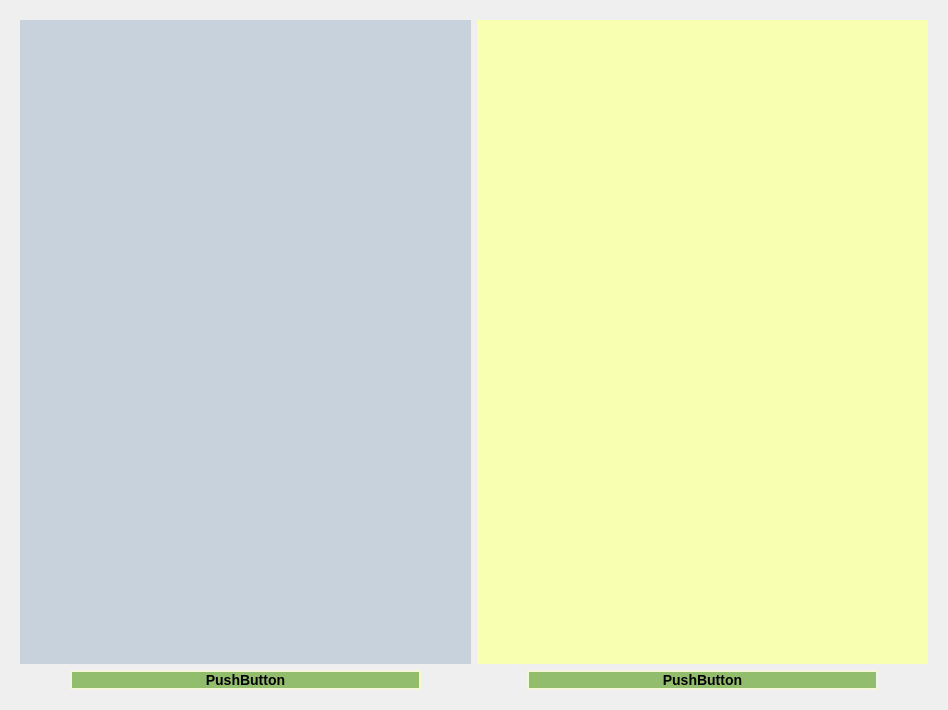
The-afroman/CS1D-vacation-project, file trippage.ui: the form before one commit.
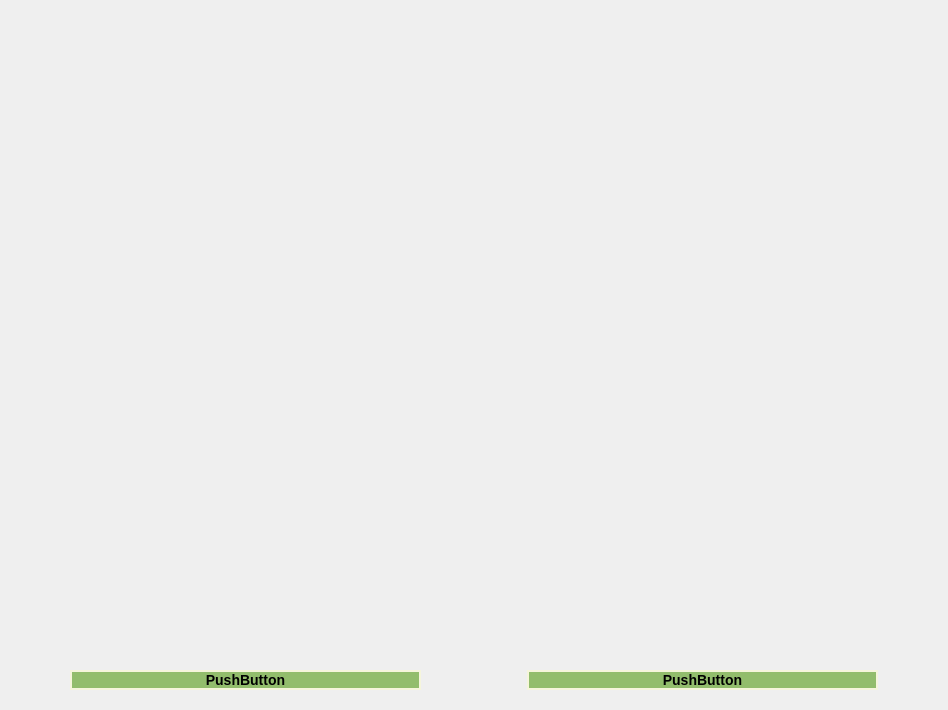
The form after the commit.

```diff
--- a/trippage.ui
+++ b/trippage.ui
@@ -76,7 +76,7 @@
       <item row="0" column="2">
        <widget class="QWidget" name="FoodWindow" native="true">
         <property name="styleSheet">
-         <string notr="true">background-color: rgb(249, 255, 176);</string>
+         <string notr="true"/>
         </property>
         <layout class="QHBoxLayout" name="horizontalLayout">
          <item>
@@ -98,7 +98,7 @@
       <item row="0" column="1">
        <widget class="QWidget" name="NameWindow" native="true">
         <property name="styleSheet">
-         <string notr="true">background-color: rgb(199, 210, 221);</string>
+         <string notr="true"/>
         </property>
         <layout class="QVBoxLayout" name="verticalLayout">
          <item>
```
